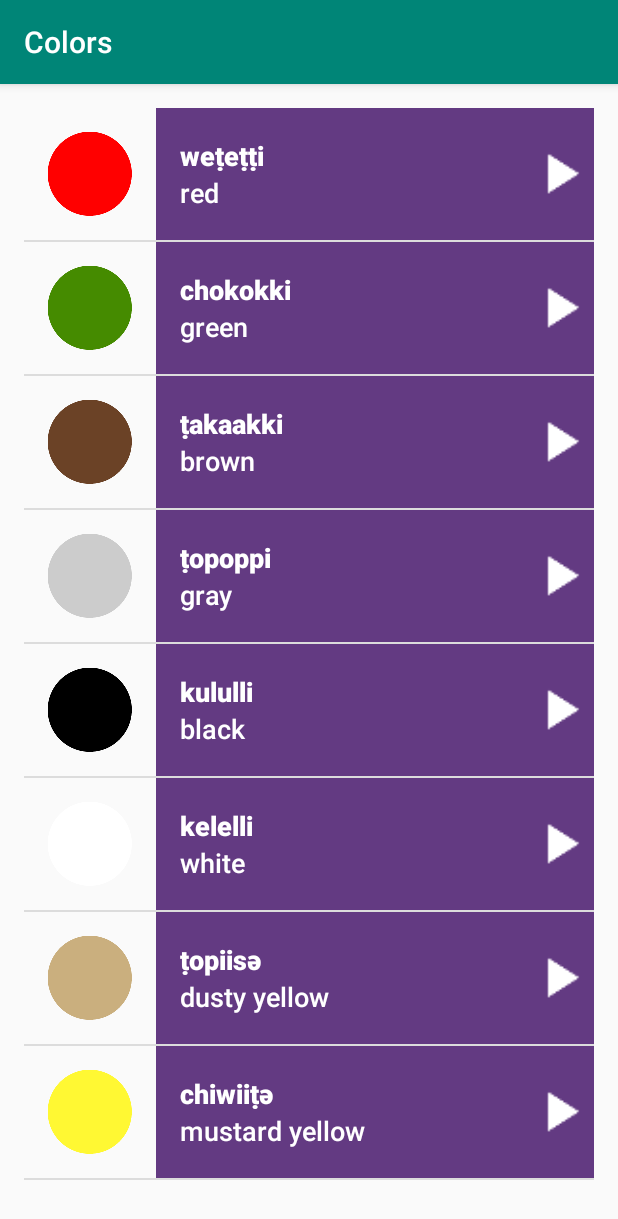
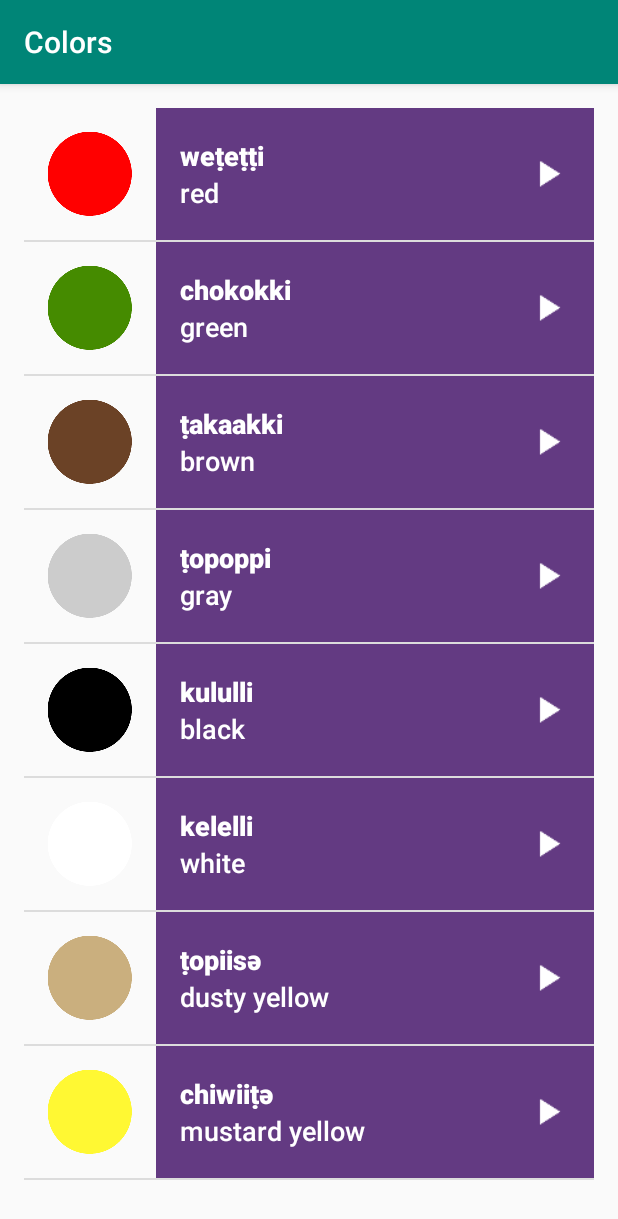
Before and after one commit to ashutosh15081999/MultiScreen, an Android app: the Colors screen opened directly, with no data from a screen before it, on a phone screen of 412 x 824 dp. Shown: the top 1219 px of the screen. Run offline under Robolectric (Android 15) with nearby library versions, the phone set to English and light mode, and no system bars.

Commit message:
Modified Audio Image position

```diff
--- a/app/src/main/res/layout/list_item.xml
+++ b/app/src/main/res/layout/list_item.xml
@@ -52,6 +52,7 @@
         <LinearLayout
             android:layout_width="0dp"
             android:layout_weight="1"
+            android:paddingRight="16dp"
             android:layout_height="match_parent">
 
             <ImageView
```
